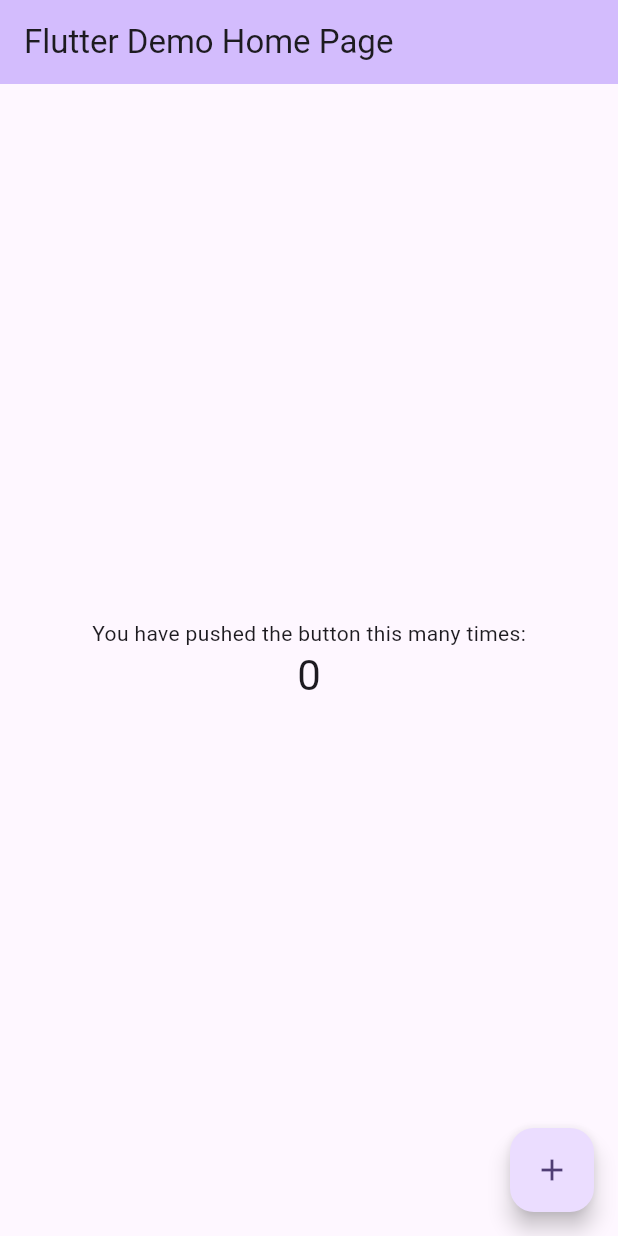
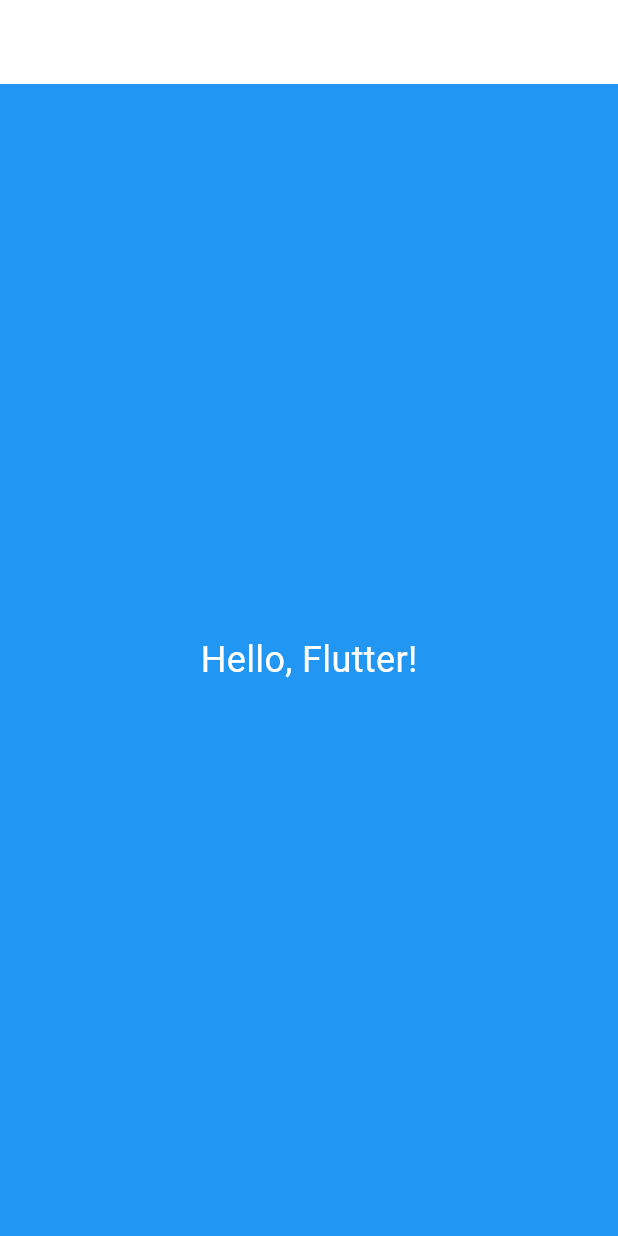
Before and after one commit to weeklyjae/due-it, a Flutter app: the screen it shows after launch, on a phone screen of 412 x 824 dp. Run offline on Flutter 3.47's test engine with Material 3 defaults, Android fonts, the phone set to English and light mode, and no system bars.

Commit message:
first application

```diff
--- a/lib/main.dart
+++ b/lib/main.dart
@@ -1,122 +1,26 @@
 import 'package:flutter/material.dart';
 
 void main() {
-  runApp(const MyApp());
-}
-
-class MyApp extends StatelessWidget {
-  const MyApp({super.key});
-
-  // This widget is the root of your application.
-  @override
-  Widget build(BuildContext context) {
-    return MaterialApp(
-      title: 'Flutter Demo',
-      theme: ThemeData(
-        // This is the theme of your application.
-        //
-        // TRY THIS: Try running your application with "flutter run". You'll see
-        // the application has a purple toolbar. Then, without quitting the app,
-        // try changing the seedColor in the colorScheme below to Colors.green
-        // and then invoke "hot reload" (save your changes or press the "hot
-        // reload" button in a Flutter-supported IDE, or press "r" if you used
-        // the command line to start the app).
-        //
-        // Notice that the counter didn't reset back to zero; the application
-        // state is not lost during the reload. To reset the state, use hot
-        // restart instead.
-        //
-        // This works for code too, not just values: Most code changes can be
-        // tested with just a hot reload.
-        colorScheme: .fromSeed(seedColor: Colors.deepPurple),
-      ),
-      home: const MyHomePage(title: 'Flutter Demo Home Page'),
-    );
-  }
-}
-
-class MyHomePage extends StatefulWidget {
-  const MyHomePage({super.key, required this.title});
-
-  // This widget is the home page of your application. It is stateful, meaning
-  // that it has a State object (defined below) that contains fields that affect
-  // how it looks.
-
-  // This class is the configuration for the state. It holds the values (in this
-  // case the title) provided by the parent (in this case the App widget) and
-  // used by the build method of the State. Fields in a Widget subclass are
-  // always marked "final".
-
-  final String title;
-
-  @override
-  State<MyHomePage> createState() => _MyHomePageState();
-}
-
-class _MyHomePageState extends State<MyHomePage> {
-  int _counter = 0;
-
-  void _incrementCounter() {
-    setState(() {
-      // This call to setState tells the Flutter framework that something has
-      // changed in this State, which causes it to rerun the build method below
-      // so that the display can reflect the updated values. If we changed
-      // _counter without calling setState(), then the build method would not be
-      // called again, and so nothing would appear to happen.
-      _counter++;
-    });
-  }
-
-  @override
-  Widget build(BuildContext context) {
-    // This method is rerun every time setState is called, for instance as done
-    // by the _incrementCounter method above.
-    //
-    // The Flutter framework has been optimized to make rerunning build methods
-    // fast, so that you can just rebuild anything that needs updating rather
-    // than having to individually change instances of widgets.
-    return Scaffold(
-      appBar: AppBar(
-        // TRY THIS: Try changing the color here to a specific color (to
-        // Colors.amber, perhaps?) and trigger a hot reload to see the AppBar
-        // change color while the other colors stay the same.
-        backgroundColor: Theme.of(context).colorScheme.inversePrimary,
-        // Here we take the value from the MyHomePage object that was created by
-        // the App.build method, and use it to set our appbar title.
-        title: Text(widget.title),
-      ),
-      body: Center(
-        // Center is a layout widget. It takes a single child and positions it
-        // in the middle of the parent.
-        child: Column(
-          // Column is also a layout widget. It takes a list of children and
-          // arranges them vertically. By default, it sizes itself to fit its
-          // children horizontally, and tries to be as tall as its parent.
-          //
-          // Column has various properties to control how it sizes itself and
-          // how it positions its children. Here we use mainAxisAlignment to
-          // center the children vertically; the main axis here is the vertical
-          // axis because Columns are vertical (the cross axis would be
-          // horizontal).
-          //
-          // TRY THIS: Invoke "debug painting" (choose the "Toggle Debug Paint"
-          // action in the IDE, or press "p" in the console), to see the
-          // wireframe for each widget.
-          mainAxisAlignment: .center,
-          children: [
-            const Text('You have pushed the button this many times:'),
-            Text(
-              '$_counter',
-              style: Theme.of(context).textTheme.headlineMedium,
+  runApp(
+    MaterialApp(
+      home: Scaffold(
+        appBar: AppBar(
+          backgroundColor: Colors.white,
+          elevation: 0.0,
+        ),
+        backgroundColor: Colors.blue,
+        body: SafeArea(
+          child: Center(
+            child: Text(
+              'Hello, Flutter!',
+              style: TextStyle(
+                color: Colors.white,
+                fontSize: 24.0,
+              ),
             ),
-          ],
+          ),
         ),
       ),
-      floatingActionButton: FloatingActionButton(
-        onPressed: _incrementCounter,
-        tooltip: 'Increment',
-        child: const Icon(Icons.add),
-      ),
-    );
-  }
+    ),
+  );
 }
```
